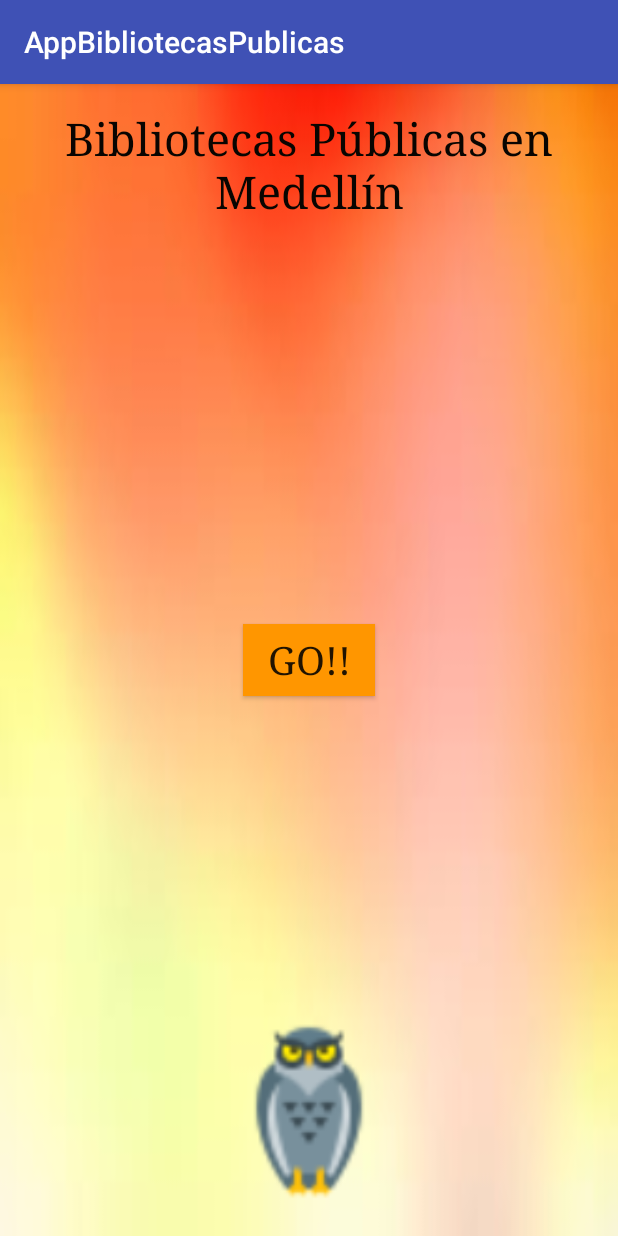
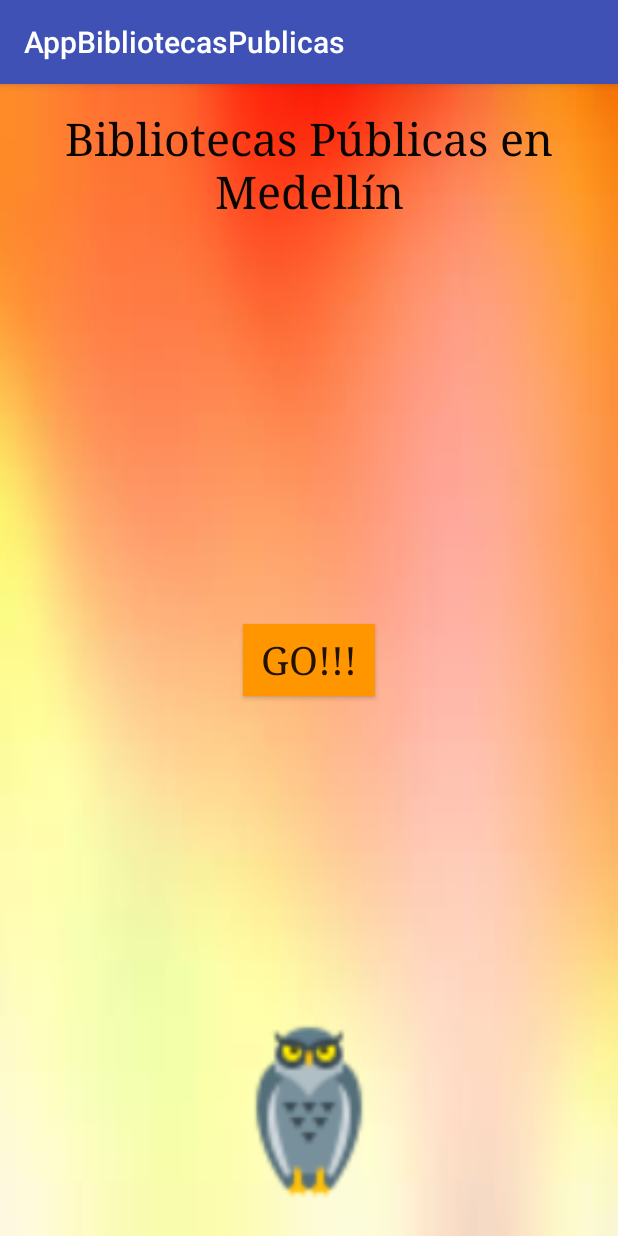
Before and after one commit to isaZuluaga/AppBibliotecasPublicas, an Android app: the screen it shows after launch (MainInterface), on a phone screen of 412 x 824 dp. Run offline under Robolectric (Android 15) with nearby library versions, the phone set to English and light mode, and no system bars.

Commit message:
commit connection test

```diff
--- a/app/src/main/res/layout/activity_main_interface.xml
+++ b/app/src/main/res/layout/activity_main_interface.xml
@@ -25,7 +25,7 @@
     <Button
         android:layout_width="wrap_content"
         android:layout_height="wrap_content"
-        android:text="GO!!"
+        android:text="GO!!!"
         android:typeface="serif"
         android:id="@+id/b_go"
         android:textSize="26dp"
```
